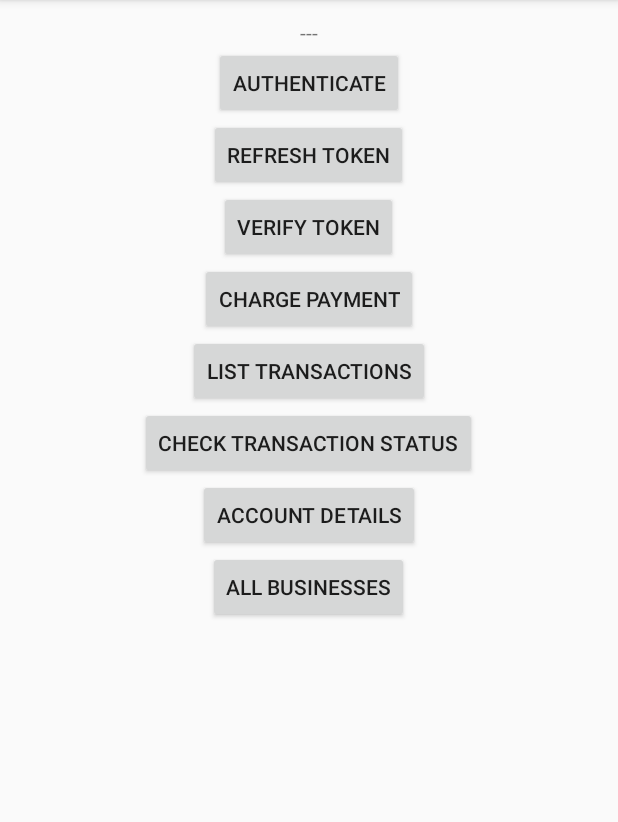
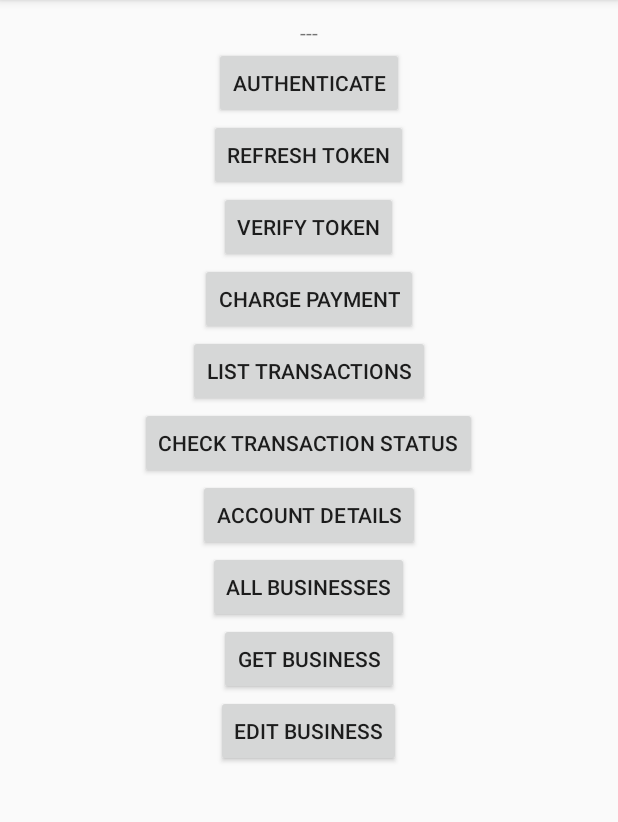
Before and after one commit to wovenpay/wovenpay-android, an Android app: the screen it shows after launch (MainActivity), on a phone screen of 412 x 824 dp, the part 84-906 px from its top. Run offline under Robolectric (Android 15) with nearby library versions, the phone set to English and light mode, and no system bars.

Commit message:
Edit business, Get business

```diff
--- a/app/src/main/res/layout/activity_main.xml
+++ b/app/src/main/res/layout/activity_main.xml
@@ -70,5 +70,17 @@
             android:layout_width="wrap_content"
             android:layout_height="wrap_content"
             android:text="All Businesses" />
+
+        <Button
+            android:id="@+id/bGetBusiness"
+            android:layout_width="wrap_content"
+            android:layout_height="wrap_content"
+            android:text="Get Business" />
+
+        <Button
+            android:id="@+id/bEditBusiness"
+            android:layout_width="wrap_content"
+            android:layout_height="wrap_content"
+            android:text="Edit Business" />
     </LinearLayout>
 </ScrollView>
--- /dev/null
+++ b/wovenpay/src/main/java/com/wovenpay/wovenpay/interfaces/OnBusinessListListener.java
@@ -0,0 +1,14 @@
+package com.wovenpay.wovenpay.interfaces;
+
+import com.wovenpay.wovenpay.models.Business;
+
+import java.util.List;
+
+/**
+ * Created by thatmarc_ on 07-Mar-18.
+ */
+
+public interface OnBusinessListListener {
+
+    void onComplete(boolean success, List<Business> businesses, String message);
+}
--- a/wovenpay/src/main/java/com/wovenpay/wovenpay/interfaces/OnBusinessListener.java
+++ b/wovenpay/src/main/java/com/wovenpay/wovenpay/interfaces/OnBusinessListener.java
@@ -1,8 +1,6 @@
 package com.wovenpay.wovenpay.interfaces;
 
 import com.wovenpay.wovenpay.models.Business;
-
-import java.util.List;
 
 /**
  * Created by thatmarc_ on 07-Mar-18.
@@ -10,5 +8,5 @@ import java.util.List;
 
 public interface OnBusinessListener {
 
-    void onComplete(boolean success, List<Business> businesses, String message);
+    void onComplete(boolean success, Business business, String message);
 }
```
Also changed, not shown: app/src/main/java/com/wovenpay/wovenpay/MainActivity.java (+38 -1 lines), wovenpay/src/main/java/com/wovenpay/wovenpay/WovenPay.java (+54 -3 lines).
